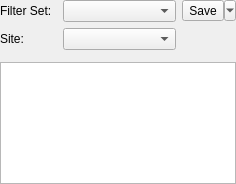
This is src/filter_set_widget_base.ui in lparchaeology/ArkPlan as Qt 5 draws it before an edit. The edited form follows.
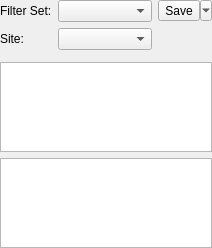
This is the edited form. Icons and pictures are not drawn.

Commit message:
Restructure Filter Module
Make more Model/View, add ARK filters

```diff
--- a/src/filter_set_widget_base.ui
+++ b/src/filter_set_widget_base.ui
@@ -6,8 +6,8 @@
    <rect>
     <x>0</x>
     <y>0</y>
-    <width>236</width>
-    <height>184</height>
+    <width>212</width>
+    <height>248</height>
    </rect>
   </property>
   <property name="windowTitle">
@@ -65,7 +65,17 @@
     </widget>
    </item>
    <item>
-    <widget class="QListWidget" name="filterListWidget">
+    <widget class="QListWidget" name="filterClauseList">
+     <property name="showDropIndicator" stdset="0">
+      <bool>false</bool>
+     </property>
+     <property name="selectionMode">
+      <enum>QAbstractItemView::NoSelection</enum>
+     </property>
+    </widget>
+   </item>
+   <item>
+    <widget class="QListWidget" name="schematicClauseList">
      <property name="showDropIndicator" stdset="0">
       <bool>false</bool>
      </property>
```
Left out of the diff: 9 changed lines with no effect on the pictures. The commit also changes 7 other files.
